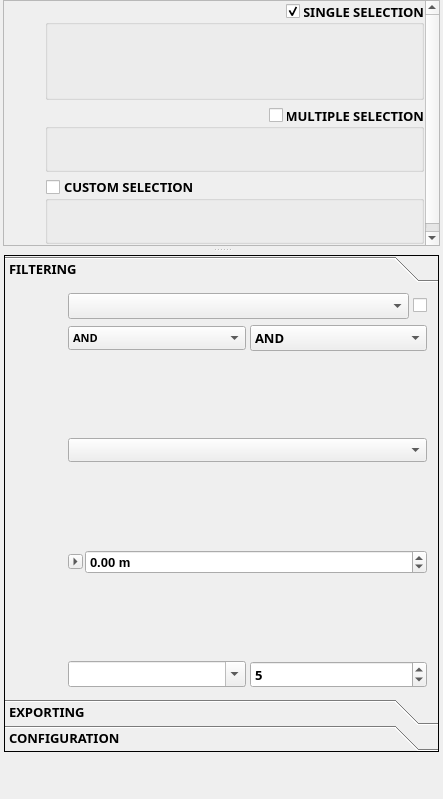
Above: filter_mate_dockwidget_base.ui from imagodata/filter_mate before the change. Below: the same form after it.
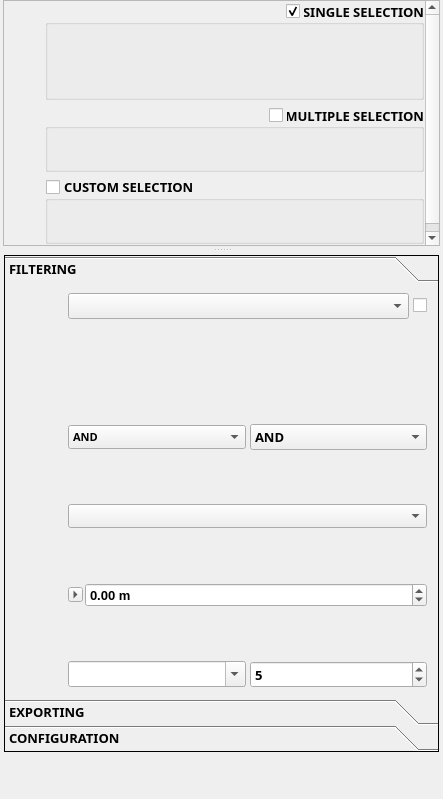
That is the form after the change. Icons and pictures are not drawn. Custom widgets are drawn as their Qt base class.

```diff
--- a/filter_mate_dockwidget_base.ui
+++ b/filter_mate_dockwidget_base.ui
@@ -2160,12 +2160,28 @@
                        <enum>Qt::Vertical</enum>
                       </property>
                       <property name="sizeType">
-                       <enum>QSizePolicy::Fixed</enum>
+                       <enum>QSizePolicy::Expanding</enum>
                       </property>
                       <property name="sizeHint" stdset="0">
                        <size>
                         <width>20</width>
-                        <height>2</height>
+                        <height>4</height>
+                       </size>
+                      </property>
+                     </spacer>
+                    </item>
+                    <item>
+                     <spacer name="verticalSpacer_filtering_values_search_bottom">
+                      <property name="orientation">
+                       <enum>Qt::Vertical</enum>
+                      </property>
+                      <property name="sizeType">
+                       <enum>QSizePolicy::Expanding</enum>
+                      </property>
+                      <property name="sizeHint" stdset="0">
+                       <size>
+                        <width>20</width>
+                        <height>4</height>
                        </size>
                       </property>
                      </spacer>
```
